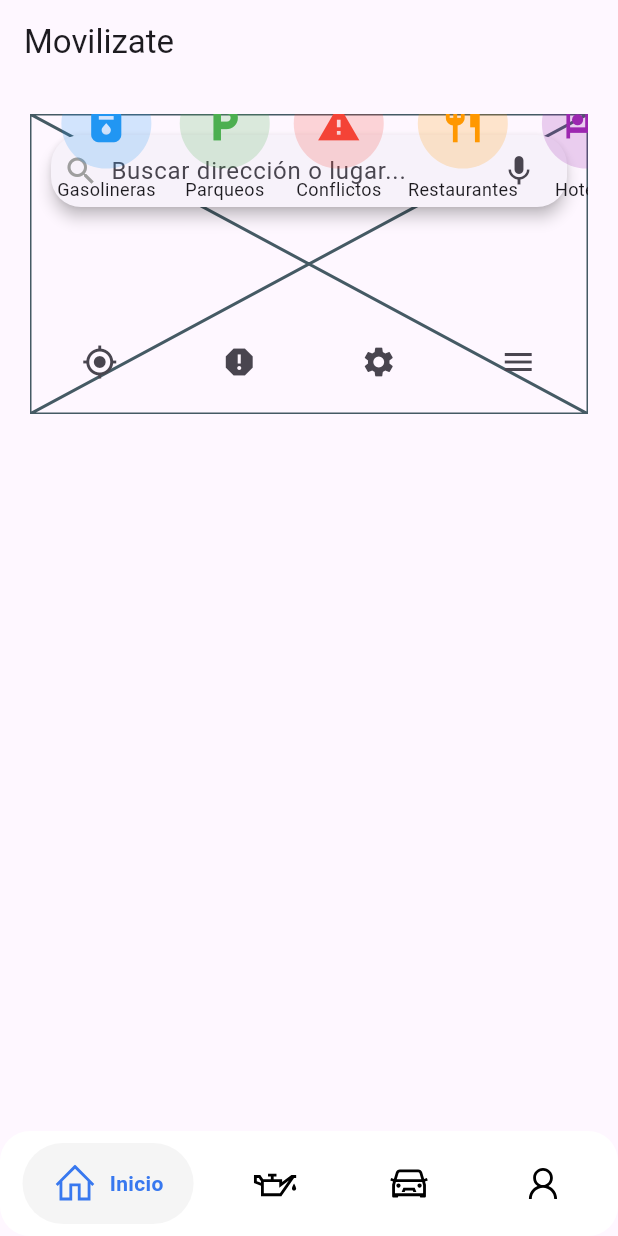
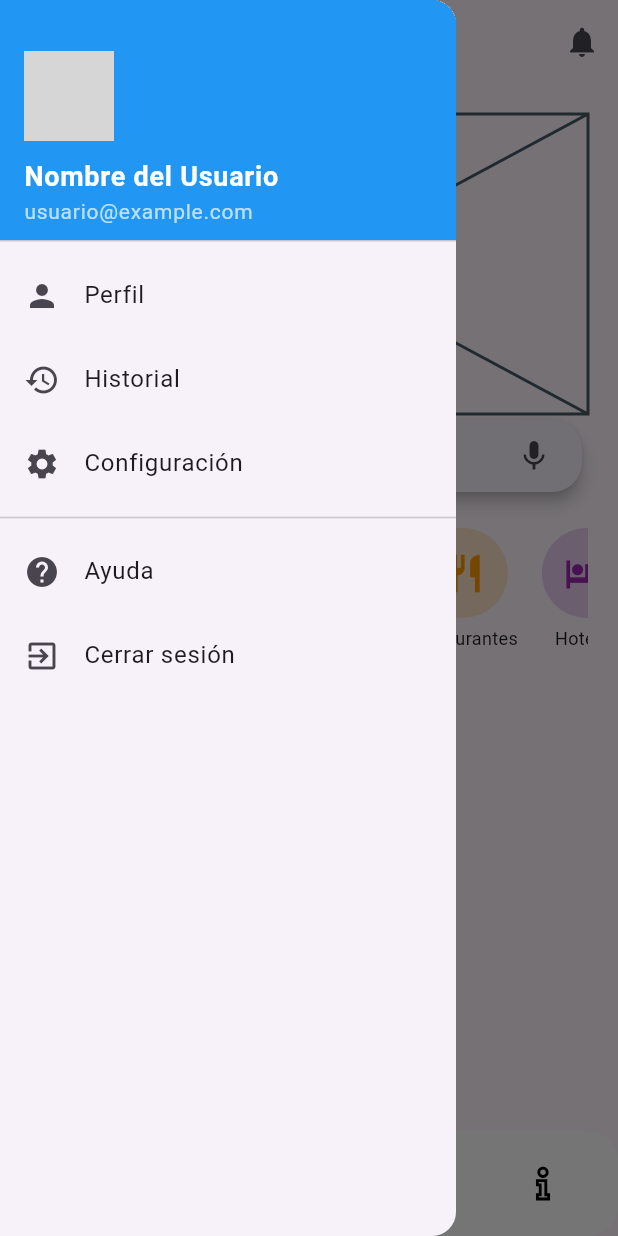
Before and after one commit to joseluiszamora/movilizate, a Flutter app: the screen it shows after launch, with the side drawer open (before the commit the screen has no drawer), on a phone screen of 412 x 824 dp. Run offline on Flutter 3.47's test engine with Material 3 defaults, Android fonts, the phone set to English and light mode, and no system bars; drawn by our look-alikes of google_nav_bar; our stand-ins replace equatable, flutter_bloc, flutter_cache_manager, flutter_map, geolocator, go_router and 4 more; accounts and stored records are empty; network calls fail; grey boxes are pictures that could not be loaded.

```diff
--- a/lib/views/home/home_page.dart
+++ b/lib/views/home/home_page.dart
@@ -1,17 +1,12 @@
 import 'package:flutter/material.dart';
 
-class HomePage extends StatefulWidget {
+class HomePage extends StatelessWidget {
   const HomePage({super.key});
 
   @override
-  _HomePageState createState() => _HomePageState();
-}
-
-class _HomePageState extends State<HomePage> {
-  @override
   Widget build(BuildContext context) {
     return Scaffold(
-      body: Stack(
+      body: Column(
         children: [
           // Mapa como fondo principal
           // GoogleMap(
@@ -24,28 +19,11 @@ class _HomePageState extends State<HomePage> {
           SizedBox(height: 200, child: Placeholder()),
 
           // Barra superior de búsqueda
-          Positioned(
-            top: MediaQuery.of(context).padding.top + 10,
-            left: 10,
-            right: 10,
-            child: _buildSearchBar(),
-          ),
+          _buildSearchBar(),
 
-          // Selector de categorías
-          Positioned(
-            bottom: MediaQuery.of(context).size.height * 0.15,
-            left: 0,
-            right: 0,
-            child: _buildCategorySelector(),
-          ),
+          SizedBox(height: 20),
 
-          // Barra inferior con acciones rápidas
-          Positioned(
-            bottom: 0,
-            left: 0,
-            right: 0,
-            child: _buildBottomActionBar(),
-          ),
+          _buildCategorySelector(),
         ],
       ),
     );
@@ -114,39 +92,4 @@ class _HomePageState extends State<HomePage> {
       ),
     );
   }
-
-  Widget _buildBottomActionBar() {
-    return Container(
-      height: 70,
-      child: Row(
-        mainAxisAlignment: MainAxisAlignment.spaceAround,
-        children: [
-          IconButton(
-            icon: Icon(Icons.my_location),
-            onPressed: () {
-              // Centrar mapa en ubicación actual
-            },
-          ),
-          IconButton(
-            icon: Icon(Icons.report),
-            onPressed: () {
-              // Reportar incidente
-            },
-          ),
-          IconButton(
-            icon: Icon(Icons.settings),
-            onPressed: () {
-              // Ir a configuración
-            },
-          ),
-          IconButton(
-            icon: Icon(Icons.menu),
-            onPressed: () {
-              // Abrir menú lateral
-            },
-          ),
-        ],
-      ),
-    );
-  }
 }
--- a/lib/views/navigation/navigation_bar_page.dart
+++ b/lib/views/navigation/navigation_bar_page.dart
@@ -7,6 +7,7 @@ import 'package:movilizate/core/layouts/layout_main.dart';
 import 'package:movilizate/views/fuel/fuel_page.dart';
 import 'package:movilizate/views/home/home_page.dart';
 import 'package:movilizate/views/parking/parking_page.dart';
+import 'package:movilizate/views/poi/poi_page.dart';
 import 'package:movilizate/views/profile/profile_page.dart';
 
 class NavigationBarPage extends StatefulWidget {
@@ -26,12 +27,27 @@ class _NavigationBarPageState extends State<NavigationBarPage> {
       const HomePage(),
       const FuelPage(),
       const ParkingPage(),
-      const ProfilePage(),
+      const PoiPage(),
     ];
 
     return MaterialApp(
       home: Scaffold(
-        appBar: AppBar(title: const Text('Movilizate')),
+        // appBar: AppBar(title: const Text('Movilizate')),
+        appBar: AppBar(
+          title: Text('Movilizate'),
+          leading: Builder(
+            builder:
+                (context) => IconButton(
+                  icon: Icon(Icons.menu),
+                  onPressed: () => Scaffold.of(context).openDrawer(),
+                ),
+          ),
+          actions: [
+            IconButton(icon: Icon(Icons.notifications), onPressed: () {}),
+          ],
+        ),
+        drawer: _buildDrawer(context),
+
         body: AnimatedSwitcher(
           duration: const Duration(milliseconds: 600),
           child: LayoutMain(content: pages[_pageSelected]),
@@ -65,7 +81,7 @@ class _NavigationBarPageState extends State<NavigationBarPage> {
                   GButton(icon: LineIcons.home, text: 'Inicio'),
                   GButton(icon: LineIcons.oilCan, text: 'Gas'),
                   GButton(icon: LineIcons.car, text: 'Parqueos'),
-                  GButton(icon: LineIcons.user, text: 'Profile'),
+                  GButton(icon: LineIcons.info, text: 'POIs'),
                 ],
                 selectedIndex: _pageSelected,
                 onTabChange: (index) {
@@ -80,4 +96,88 @@ class _NavigationBarPageState extends State<NavigationBarPage> {
       ),
     );
   }
+
+  Widget _buildDrawer(BuildContext context) {
+    return Drawer(
+      child: ListView(
+        padding: EdgeInsets.zero,
+        children: [
+          _buildDrawerHeader(),
+          _buildDrawerItem(
+            icon: Icons.person,
+            text: 'Perfil',
+            onTap: () => _navigateTo(context, '/profile'),
+          ),
+          _buildDrawerItem(
+            icon: Icons.history,
+            text: 'Historial',
+            onTap: () => _navigateTo(context, '/history'),
+          ),
+          _buildDrawerItem(
+            icon: Icons.settings,
+            text: 'Configuración',
+            onTap: () => _navigateTo(context, '/settings'),
+          ),
+          Divider(),
+          _buildDrawerItem(
+            icon: Icons.help,
+            text: 'Ayuda',
+            onTap: () => _navigateTo(context, '/help'),
+          ),
+          _buildDrawerItem(
+            icon: Icons.exit_to_app,
+            text: 'Cerrar sesión',
+            onTap: () => _logout(context),
+          ),
+        ],
+      ),
+    );
+  }
+
+  Widget _buildDrawerHeader() {
+    return DrawerHeader(
+      decoration: BoxDecoration(color: Colors.blue),
+      child: Column(
+        crossAxisAlignment: CrossAxisAlignment.start,
+        mainAxisAlignment: MainAxisAlignment.end,
+        children: [
+          CircleAvatar(
+            radius: 30,
+            backgroundImage: NetworkImage('https://example.com/profile.jpg'),
+          ),
+          SizedBox(height: 10),
+          Text(
+            'Nombre del Usuario',
+            style: TextStyle(
+              color: Colors.white,
+              fontSize: 18,
+              fontWeight: FontWeight.bold,
+            ),
+          ),
+          Text(
+            'usuario@example.com',
+            style: TextStyle(color: Colors.white70, fontSize: 14),
+          ),
+        ],
+      ),
+    );
+  }
+
+  Widget _buildDrawerItem({
+    required IconData icon,
+    required String text,
+    required VoidCallback onTap,
+  }) {
+    return ListTile(leading: Icon(icon), title: Text(text), onTap: onTap);
+  }
+
+  void _navigateTo(BuildContext context, String route) {
+    Navigator.pop(context); // Cierra el drawer
+    Navigator.pushNamed(context, route);
+  }
+
+  void _logout(BuildContext context) {
+    Navigator.pop(context); // Cierra el drawer
+    // Lógica para cerrar sesión
+  }
 }
--- /dev/null
+++ b/lib/views/poi/poi_page.dart
@@ -0,0 +1,17 @@
+import 'package:flutter/material.dart';
+
+class PoiPage extends StatelessWidget {
+  const PoiPage({super.key});
+
+  @override
+  Widget build(BuildContext context) {
+    return Column(
+      children: [
+        Placeholder(),
+
+        SizedBox(height: 20),
+        Text("INfo de POI, con restaurantes, comida, hoteles, etc"),
+      ],
+    );
+  }
+}
```
